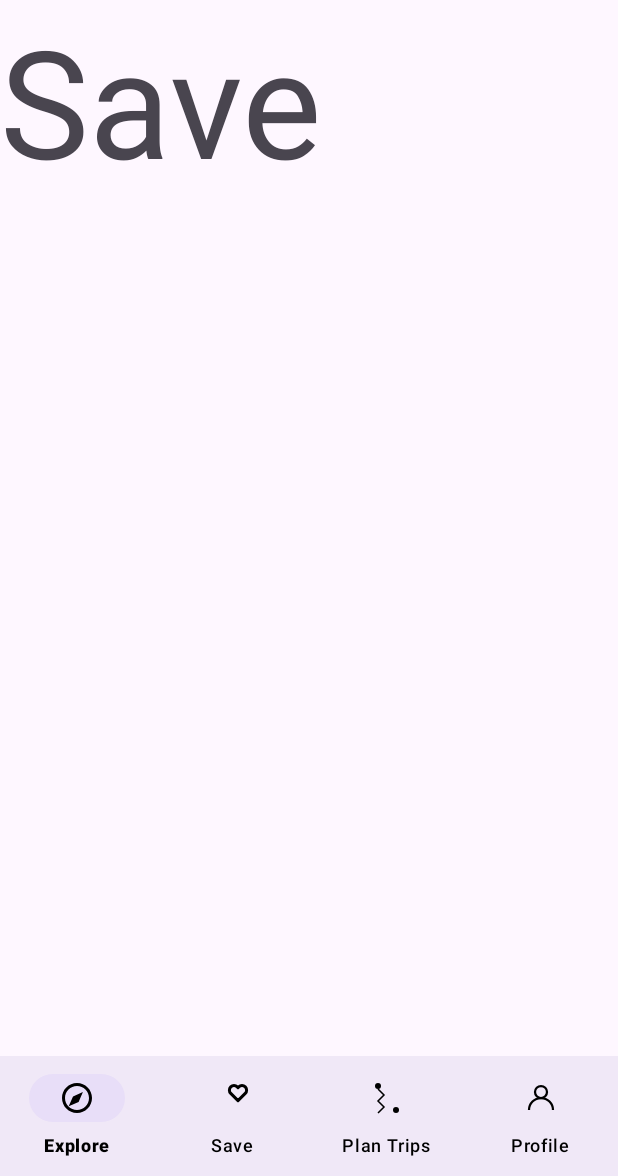
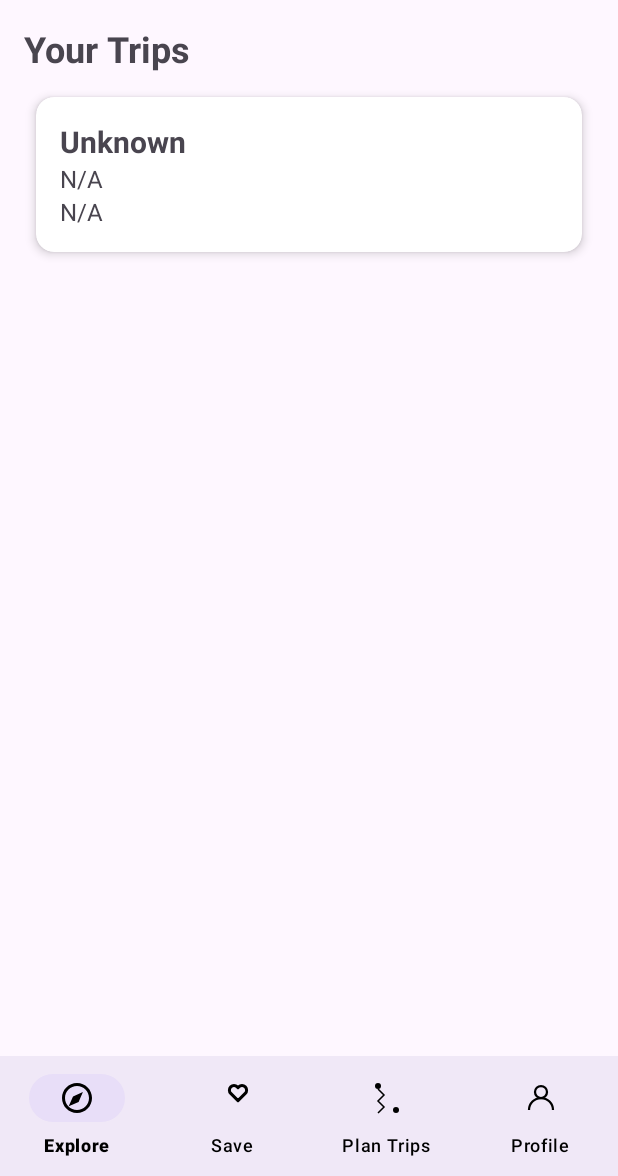
Before and after one commit to meashishpatel/NomadNest, an Android app: the fragment SaveFragment placed in its activity, on a phone screen of 412 x 824 dp, the part 60-1236 px from its top. Run offline under Robolectric (Android 15) with nearby library versions, the light colour scheme and no system bars; our stand-ins replace Firebase (no records; nobody signed in at launch, a user with empty details on screens opened directly), Room's generated code.

Commit message:
updated the save fragment

```diff
--- a/app/src/main/java/com/example/nomadnest/SaveFragment.kt
+++ b/app/src/main/java/com/example/nomadnest/SaveFragment.kt
@@ -1,17 +1,28 @@
 package com.example.nomadnest
 
 import android.os.Bundle
-import androidx.fragment.app.Fragment
 import android.view.LayoutInflater
 import android.view.View
 import android.view.ViewGroup
-import com.example.nomadnest.databinding.FragmentExploreFramentBinding
+import android.widget.Toast
+import androidx.fragment.app.Fragment
+import androidx.lifecycle.lifecycleScope
+import androidx.recyclerview.widget.LinearLayoutManager
 import com.example.nomadnest.databinding.FragmentSaveBinding
+import com.google.firebase.auth.FirebaseAuth
+import com.google.firebase.firestore.FirebaseFirestore
+import kotlinx.coroutines.Dispatchers
+import kotlinx.coroutines.launch
 
 class SaveFragment : Fragment() {
 
-    private var _binding: FragmentSaveBinding? = null  // Updated Binding Class
+    private var _binding: FragmentSaveBinding? = null
     private val binding get() = _binding!!
+
+    private lateinit var tripDao: TripDao
+    private lateinit var firestore: FirebaseFirestore
+    private lateinit var auth: FirebaseAuth
+    private lateinit var tripAdapter: TripAdapter
 
     override fun onCreateView(
         inflater: LayoutInflater, container: ViewGroup?,
@@ -20,14 +31,51 @@ class SaveFragment : Fragment() {
         _binding = FragmentSaveBinding.inflate(inflater, container, false)
         return binding.root
     }
+
     override fun onViewCreated(view: View, savedInstanceState: Bundle?) {
         super.onViewCreated(view, savedInstanceState)
 
+        val auth = FirebaseAuth.getInstance()
+        val userId = auth.currentUser?.uid ?: return
+        val db = AppDatabase.getDatabase(requireContext())
+
+        lifecycleScope.launch(Dispatchers.IO) {
+            val localTrips = db.tripDao().getAllTripsForUser(userId)
+
+            // Now update the UI safely on the Main thread
+            launch(Dispatchers.Main) {
+                if (localTrips.isNotEmpty()) {
+                    showTripsInRecyclerView(localTrips)
+                } else {
+                    fetchTripsFromFirebase(userId)
+                }
+            }
+        }
     }
+
+    private fun showTripsInRecyclerView(trips: List<Trip>) {
+        val adapter = TripAdapter(trips)
+        binding.tripsRecyclerView.adapter = adapter
+        binding.tripsRecyclerView.layoutManager = LinearLayoutManager(requireContext())
+    }
+
+    private fun fetchTripsFromFirebase(userId: String) {
+        val firestore = FirebaseFirestore.getInstance()
+        firestore.collection("tripDetails")
+            .whereEqualTo("userId", userId)
+            .get()
+            .addOnSuccessListener { documents ->
+                val trips = documents.mapNotNull { it.toObject(Trip::class.java) }
+                showTripsInRecyclerView(trips)
+            }
+            .addOnFailureListener {
+                Toast.makeText(requireContext(), "Failed to load trips", Toast.LENGTH_SHORT).show()
+            }
+    }
+
 
     override fun onDestroyView() {
         super.onDestroyView()
         _binding = null
     }
-
 }
--- a/app/src/main/java/com/example/nomadnest/Trip.kt
+++ b/app/src/main/java/com/example/nomadnest/Trip.kt
@@ -8,5 +8,5 @@ data class Trip(
     @PrimaryKey val userId: String,
     val destination: String,
     val date: String,
-    val budget: Int
+    val budget: String
 )
--- /dev/null
+++ b/app/src/main/java/com/example/nomadnest/TripAdapter.kt
@@ -0,0 +1,31 @@
+package com.example.nomadnest
+
+import android.view.View
+import android.view.ViewGroup
+import android.widget.TextView
+import androidx.recyclerview.widget.RecyclerView
+import android.view.LayoutInflater
+
+class TripAdapter(private val trips: List<Trip>) :
+    RecyclerView.Adapter<TripAdapter.TripViewHolder>() {
+
+    inner class TripViewHolder(itemView: View) : RecyclerView.ViewHolder(itemView) {
+        val destination = itemView.findViewById<TextView>(R.id.destinationTextView)
+        val date = itemView.findViewById<TextView>(R.id.dateTextView)
+        val budget = itemView.findViewById<TextView>(R.id.budgetTextView)
+    }
+
+    override fun onCreateViewHolder(parent: ViewGroup, viewType: Int): TripViewHolder {
+        val view = LayoutInflater.from(parent.context).inflate(R.layout.trip_item, parent, false)
+        return TripViewHolder(view)
+    }
+
+    override fun onBindViewHolder(holder: TripViewHolder, position: Int) {
+        val trip = trips[position]
+        holder.destination.text = trip.destination
+        holder.date.text = trip.date
+        holder.budget.text = trip.budget
+    }
+
+    override fun getItemCount(): Int = trips.size
+}
--- a/app/src/main/java/com/example/nomadnest/TripDao.kt
+++ b/app/src/main/java/com/example/nomadnest/TripDao.kt
@@ -11,5 +11,5 @@ interface TripDao {
     suspend fun insertTrip(trip: Trip)
 
     @Query("SELECT * FROM trips WHERE userId = :userId")
-    suspend fun getUserTrips(userId: String): List<Trip>
+    fun getAllTripsForUser(userId: String): List<Trip>
 }
--- a/app/src/main/res/layout/fragment_plan_trip1.xml
+++ b/app/src/main/res/layout/fragment_plan_trip1.xml
@@ -42,8 +42,7 @@
         android:drawableStart="@drawable/search_ic"
         android:drawablePadding="10dp"
         android:padding="12dp"
-        android:layout_marginStart="45dp"
-        android:layout_marginEnd="45dp"
+        android:layout_marginHorizontal="45dp"
         android:textSize="16sp"
         android:background="@drawable/buttons_bg"
         app:layout_constraintTop_toBottomOf="@id/getstET"
@@ -72,8 +71,7 @@
         app:layout_constraintTop_toBottomOf="@id/locationSuggestionsRV"
         app:layout_constraintStart_toStartOf="parent"
         app:layout_constraintEnd_toEndOf="parent"
-        android:layout_marginStart="32dp"
-        android:layout_marginEnd="32dp"
+        android:layout_marginHorizontal="45dp"
         android:gravity="center_vertical">
 
         <ImageView
--- a/app/src/main/res/layout/fragment_plan_trip4.xml
+++ b/app/src/main/res/layout/fragment_plan_trip4.xml
@@ -53,6 +53,7 @@
                     android:translationY="-1.53sp"
                     android:gravity="top" />
                 <TextView
+                    android:id="@+id/destinationTV"
                     android:layout_width="wrap_content"
                     android:layout_height="wrap_content"
                     android:text="Paris"
@@ -62,6 +63,7 @@
                     android:gravity="top" />
             </LinearLayout>
             <ImageView
+                android:id="@+id/editdestination"
                 android:layout_width="40dp"
                 android:layout_height="40dp"
                 android:src="@drawable/edit_ic"/>
@@ -104,6 +106,7 @@
                     android:translationY="-1.53sp"
                     android:gravity="top" />
                 <TextView
+                    android:id="@+id/dateTV"
                     android:layout_width="wrap_content"
                     android:layout_height="wrap_content"
                     android:text="@string/jantojan"
@@ -113,6 +116,7 @@
                     android:gravity="top" />
             </LinearLayout>
             <ImageView
+                android:id="@+id/editdate"
                 android:layout_width="40dp"
                 android:layout_height="40dp"
                 android:src="@drawable/edit_ic"/>
@@ -154,6 +158,7 @@
                     android:translationY="-1.53sp"
                     android:gravity="top" />
                 <TextView
+                    android:id="@+id/budgetTV"
                     android:layout_width="wrap_content"
                     android:layout_height="wrap_content"
                     android:text="Cheap"
@@ -163,6 +168,7 @@
                     android:gravity="top" />
             </LinearLayout>
             <ImageView
+                android:id="@+id/editbudget"
                 android:layout_width="40dp"
                 android:layout_height="40dp"
                 android:src="@drawable/edit_ic"/>
--- a/app/src/main/res/layout/fragment_save.xml
+++ b/app/src/main/res/layout/fragment_save.xml
@@ -1,15 +1,27 @@
 <?xml version="1.0" encoding="utf-8"?>
-<FrameLayout xmlns:android="http://schemas.android.com/apk/res/android"
-    xmlns:tools="http://schemas.android.com/tools"
+<LinearLayout
+    xmlns:android="http://schemas.android.com/apk/res/android"
+    xmlns:app="http://schemas.android.com/apk/res-auto"
     android:layout_width="match_parent"
     android:layout_height="match_parent"
-    tools:context=".SaveFragment">
+    android:orientation="vertical"
+    android:padding="16dp">
 
-    <!-- TODO: Update blank fragment layout -->
     <TextView
+        android:id="@+id/heading"
+        android:layout_width="wrap_content"
+        android:layout_height="wrap_content"
+        android:text="Your Trips"
+        android:textSize="24sp"
+        android:textStyle="bold"
+        android:paddingBottom="8dp" />
+
+    <androidx.recyclerview.widget.RecyclerView
+        android:id="@+id/tripsRecyclerView"
         android:layout_width="match_parent"
         android:layout_height="match_parent"
-        android:textSize="100dp"
-        android:text="Save" />
+        android:clipToPadding="false"
+        android:paddingBottom="16dp"
+        app:layoutManager="androidx.recyclerview.widget.LinearLayoutManager" />
 
-</FrameLayout>
+</LinearLayout>
--- /dev/null
+++ b/app/src/main/res/layout/trip_item.xml
@@ -0,0 +1,40 @@
+<?xml version="1.0" encoding="utf-8"?>
+<androidx.cardview.widget.CardView
+    xmlns:android="http://schemas.android.com/apk/res/android"
+    xmlns:card_view="http://schemas.android.com/apk/res-auto"
+    android:layout_width="match_parent"
+    android:layout_height="wrap_content"
+    android:layout_margin="8dp"
+    card_view:cardElevation="4dp"
+    card_view:cardCornerRadius="12dp">
+
+    <LinearLayout
+        android:layout_width="match_parent"
+        android:layout_height="wrap_content"
+        android:orientation="vertical"
+        android:padding="16dp">
+
+        <TextView
+            android:id="@+id/destinationTextView"
+            android:layout_width="wrap_content"
+            android:layout_height="wrap_content"
+            android:text="Destination"
+            android:textSize="20sp"
+            android:textStyle="bold" />
+
+        <TextView
+            android:id="@+id/dateTextView"
+            android:layout_width="wrap_content"
+            android:layout_height="wrap_content"
+            android:text="Date"
+            android:textSize="16sp" />
+
+        <TextView
+            android:id="@+id/budgetTextView"
+            android:layout_width="wrap_content"
+            android:layout_height="wrap_content"
+            android:text="Budget"
+            android:textSize="16sp" />
+
+    </LinearLayout>
+</androidx.cardview.widget.CardView>
```
Also changed, not shown: app/src/main/java/com/example/nomadnest/PlanTripFragment4.kt (+110 -2 lines), app/src/main/java/com/example/nomadnest/TripDetailsActivity.kt (+0 -41 lines).
